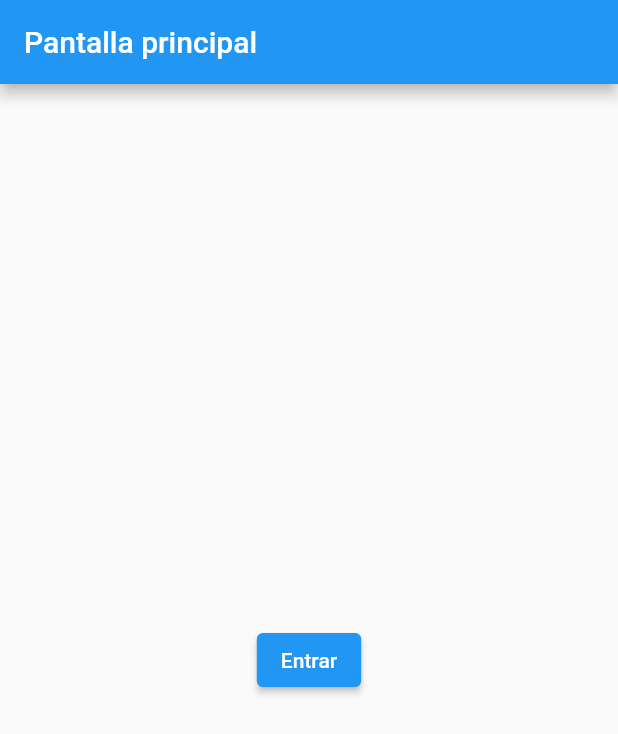
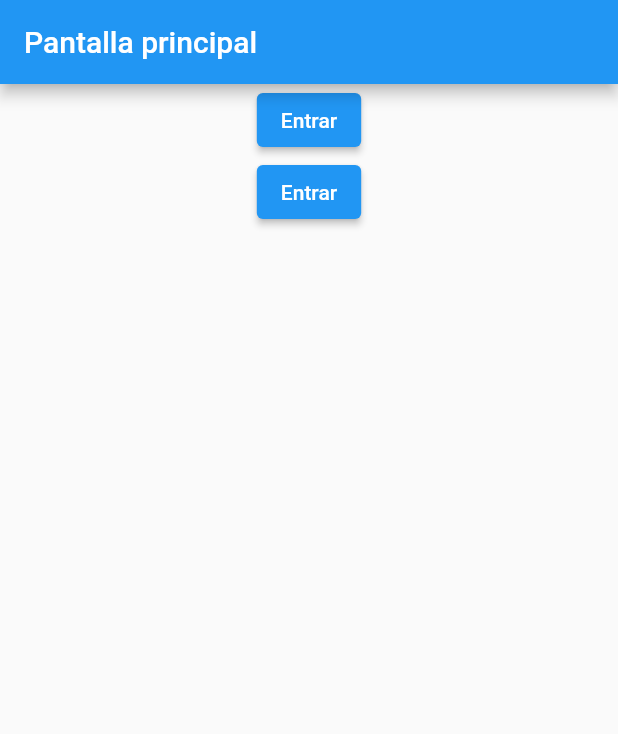
Before and after one commit to PabloRuiz1312/TareasFlutter, a Flutter app: the screen it shows after launch, on a phone screen of 412 x 824 dp. Shown: the top 734 px of the screen. Run offline on Flutter 3.47's test engine with Material 2 defaults, Android fonts, the phone set to English and light mode, and no system bars.

Commit message:
Se avanza en la tarea del future

```diff
--- a/tareas_flutter/lib/future_builder/home_screen.dart
+++ b/tareas_flutter/lib/future_builder/home_screen.dart
@@ -1,4 +1,5 @@
 import 'package:flutter/material.dart';
+import 'package:tareas_flutter/future/future_screen.dart';
 import 'package:tareas_flutter/future_builder/future_screen.dart';
 
 class HomeScreen extends StatelessWidget {
@@ -8,12 +9,23 @@
   Widget build(BuildContext context) {
     return Scaffold(
       appBar: AppBar(title: const Text("Pantalla principal")),
-      body: Center( child: ElevatedButton(
-      onPressed: (){
+      body: Center( child: Column(
+        children: [
+          ElevatedButton(
+        onPressed: (){
         Navigator.push(context, MaterialPageRoute(builder: (context) => const FutureClass()));
       },
-      child: const Text("Entrar"))
+      child: const Text("Entrar")
+      ),
+      ElevatedButton(onPressed: (){
+        Navigator.push(context,MaterialPageRoute(builder: (context) => const SimpleFutureClass()));
+      },
+      child: const Text("Entrar")
       )
+        ],
+      )
+      )
+
     );
   }
 }
```
Also changed, not shown: tareas_flutter/lib/future/future_screen.dart (added, +12 -0 lines).
